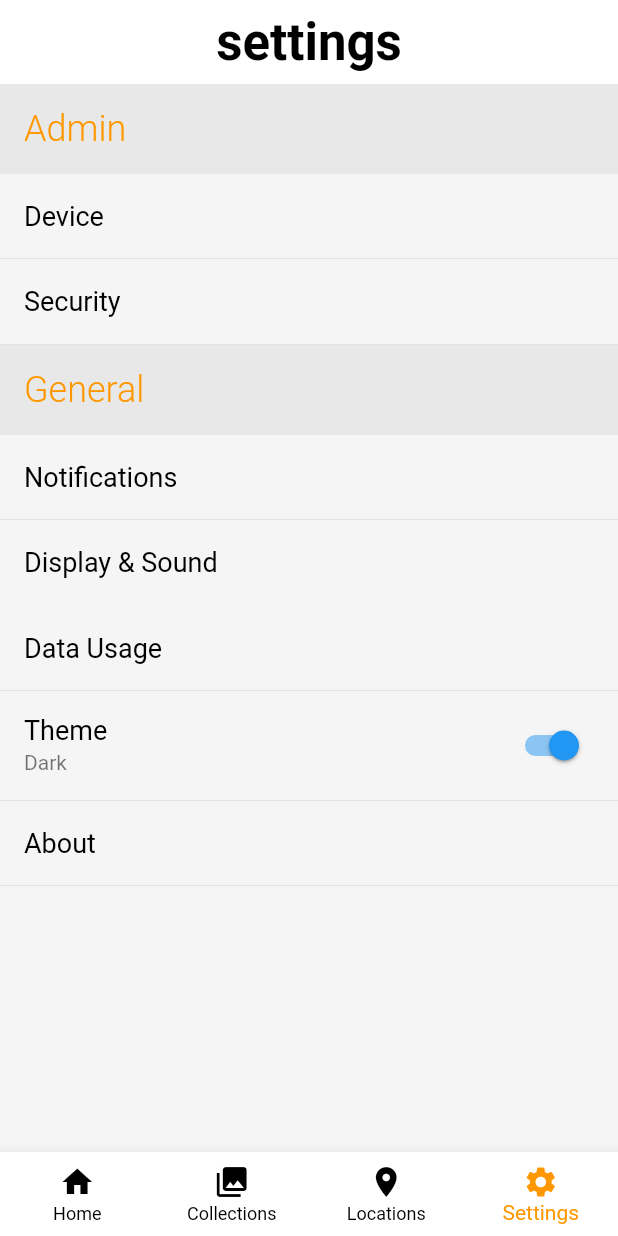
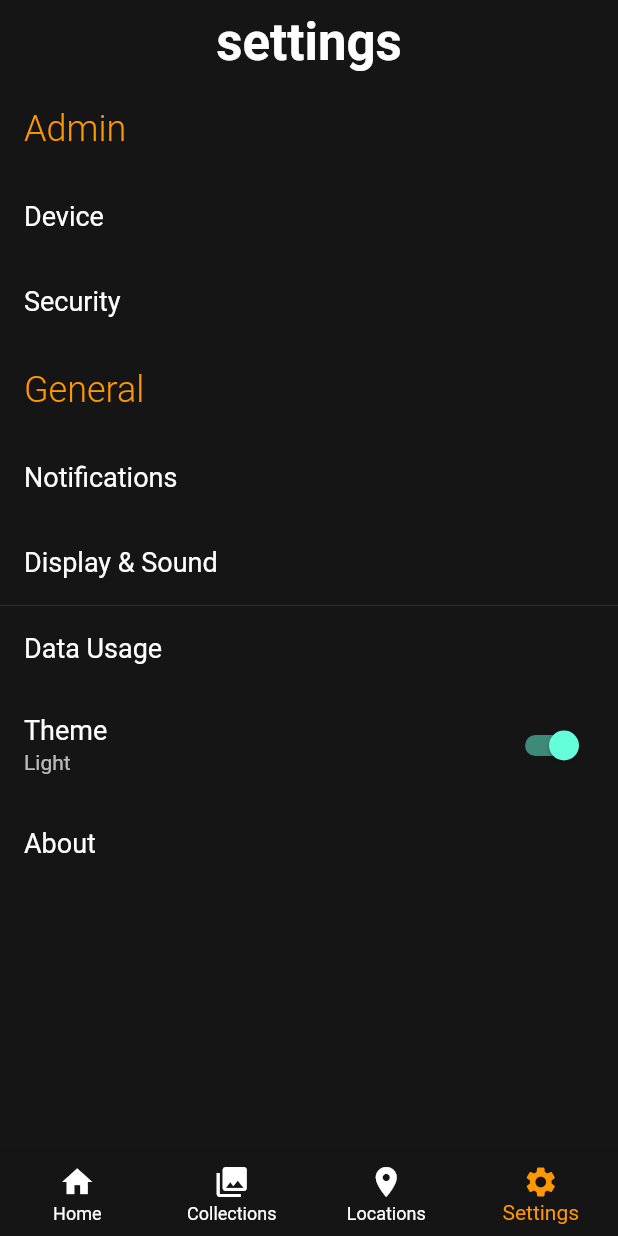
Before and after one commit to cgoodridge/animal-database-flutter, a Flutter app: the screen it shows once a user with an empty profile is signed in, item 4 of the bottom bar chosen, after a tap on "Theme", on a phone screen of 412 x 824 dp. Run offline on Flutter 3.47's test engine with Material 2 defaults, Android fonts, the phone set to English and light mode, and no system bars; our stand-ins replace auto_size_text, carousel_slider, cloud_firestore, firebase_auth, firebase_core, firebase_storage and 6 more; missing offline and left inert: clippy_flutter, custom_info_window, multiple_stream_builder; accounts and stored records are empty; network calls fail; Roboto replaces fonts that are missing (Sarpanch).

Commit message:
-Added dark mode

```diff
--- a/lib/main.dart
+++ b/lib/main.dart
@@ -9,6 +9,8 @@ import 'package:sanctuary/models/user_model.dart';
 import 'package:sanctuary/services/auth.dart';
 import 'package:sanctuary/services/database.dart';
 import 'package:sanctuary/services/wrapper.dart';
+import 'package:sanctuary/utils/dark_theme_styles.dart';
+import 'package:sanctuary/utils/dart_theme_provider.dart';
 import 'package:sanctuary/views/animal_details.dart';
 import 'package:sanctuary/views/animallist_screen.dart';
 import 'package:sanctuary/views/collections_screen.dart';
@@ -24,9 +26,11 @@ import 'package:firebase_storage/firebase_storage.dart';
 import 'package:intl/intl.dart';
 import 'package:flutter_dotenv/flutter_dotenv.dart';
 import 'package:flutter/services.dart';
+import 'package:shared_preferences/shared_preferences.dart';
 
 void main() async {
   WidgetsFlutterBinding.ensureInitialized();
+
 
   await dotenv.load(fileName: ".env");
 
@@ -49,12 +53,29 @@ void main() async {
   if (defaultTargetPlatform == TargetPlatform.android) {
     AndroidGoogleMapsFlutter.useAndroidViewSurface = true;
   }
-
+  SharedPreferences.setMockInitialValues({});
   runApp(MyApp());
 }
 
-class MyApp extends StatelessWidget {
+class MyApp extends StatefulWidget {
+  @override
+  State<MyApp> createState() => _MyAppState();
+}
+
+class _MyAppState extends State<MyApp> {
   // This widget is the root of your application.
+  DarkThemeProvider themeChangeProvider = new DarkThemeProvider();
+
+  void initState() {
+    super.initState();
+    getCurrentAppTheme();
+  }
+
+  void getCurrentAppTheme() async {
+    themeChangeProvider.darkTheme =
+    await themeChangeProvider.darkThemePreference.getTheme();
+  }
+
   @override
   Widget build(BuildContext context) {
     SystemChrome.setSystemUIOverlayStyle(SystemUiOverlayStyle(
@@ -63,15 +84,20 @@ class MyApp extends StatelessWidget {
       systemNavigationBarDividerColor: null,
       statusBarIconBrightness: Brightness.light,
     ));
+    return ChangeNotifierProvider(
+      create: (_) {
+        return themeChangeProvider;
+      },
+      child: Consumer<DarkThemeProvider>(
+        builder: (BuildContext context, value, Widget child) {
           return StreamProvider<CustomUser>.value(
             value: AuthService().user,
             initialData: null,
             child: MaterialApp(
                 debugShowCheckedModeBanner: false,
                 title: 'Project Sanctuary',
-          theme: ThemeData(
-            primarySwatch: Colors.blue,
-          ),
+                theme: Styles.themeData(themeChangeProvider.darkTheme, context),
+                // theme: Styles.themeData(themeChangeProvider.darkTheme, context),
                 initialRoute: '/',
                 routes: {
                   '/': (context) => Wrapper(),
@@ -82,6 +108,10 @@ class MyApp extends StatelessWidget {
                   AnimalDetails.id: (context) => AnimalDetails(),
                 }
               //home: MyHomePage(title: 'Flutter Demo Home Page'),
+            ),
+          );
+        }
+
       ),
     );
   }
@@ -110,6 +140,7 @@ class _MyHomePageState extends State<MyHomePage> {
     });
   }
 
+
   void initState() {
     super.initState();
   }
@@ -117,6 +148,7 @@ class _MyHomePageState extends State<MyHomePage> {
   @override
   Widget build(BuildContext context) {
     final user = Provider.of<CustomUser>(context);
+    final themeChange = Provider.of<DarkThemeProvider>(context);
 
     SystemChrome.setEnabledSystemUIMode(SystemUiMode.manual, overlays: [
       SystemUiOverlay.bottom, //This line is used for showing the bottom bar
@@ -163,10 +195,10 @@ class _MyHomePageState extends State<MyHomePage> {
                     : null,
                 //floatingActionButtonLocation: FloatingActionButtonLocation.centerDocked,
                 bottomNavigationBar: BottomNavigationBar(
-                  backgroundColor: Color(0xfff1f1f1),
-                  unselectedItemColor: Colors.black,
+                  // backgroundColor: Color(0xfff1f1f1),
+                  unselectedItemColor: themeChange.darkTheme ? Colors.white : Colors.black,
                   type: BottomNavigationBarType.fixed,
-                  items: const <BottomNavigationBarItem>[
+                  items: <BottomNavigationBarItem>[
                     BottomNavigationBarItem(
                       icon: Icon(Icons.home),
                       label: 'Home',
@@ -195,8 +227,8 @@ class _MyHomePageState extends State<MyHomePage> {
                 body: _navBarLocations[_selectedIndex],
                 //floatingActionButtonLocation: FloatingActionButtonLocation.centerDocked,
                 bottomNavigationBar: BottomNavigationBar(
-                  backgroundColor: Color(0xffffffff),
-                  unselectedItemColor: Colors.black,
+                  // backgroundColor: Color(0xffffffff),
+                  unselectedItemColor: themeChange.darkTheme ? Colors.white : Colors.black,
                   type: BottomNavigationBarType.fixed,
                   items: const <BottomNavigationBarItem>[
                     BottomNavigationBarItem(
--- /dev/null
+++ b/lib/utils/dark_theme_preference.dart
@@ -0,0 +1,15 @@
+import 'package:shared_preferences/shared_preferences.dart';
+
+class DarkThemePreference {
+  static const THEME_STATUS = "THEMESTATUS";
+
+  setDarkTheme(bool value) async {
+    SharedPreferences prefs = await SharedPreferences.getInstance();
+    prefs.setBool(THEME_STATUS, value);
+  }
+
+  Future<bool> getTheme() async {
+    SharedPreferences prefs = await SharedPreferences.getInstance();
+    return prefs.getBool(THEME_STATUS) ?? false;
+  }
+}
--- /dev/null
+++ b/lib/utils/dark_theme_styles.dart
@@ -0,0 +1,38 @@
+import 'dart:ui';
+
+import 'package:flutter/material.dart';
+
+class Styles {
+
+  static ThemeData themeData(bool isDarkTheme, BuildContext context) {
+    return ThemeData(
+      primarySwatch: Colors.orange,
+      primaryColor: isDarkTheme ? const Color(0xFF151515) : Colors.white,
+
+      scaffoldBackgroundColor: isDarkTheme ? const Color(0xFF151515) : Color(0xffececec),
+      iconTheme: IconThemeData(color: isDarkTheme ? Color(0xffececec) : Color(0xFF151515)),
+      primaryIconTheme: IconThemeData(color: isDarkTheme ? Color(0xffececec) : Color(0xFF151515)),
+      // primaryIconTheme: colo,
+      indicatorColor: isDarkTheme ? Color(0xff0E1D36) : Color(0xffCBDCF8),
+
+      hintColor: isDarkTheme ? Color(0xffececec) : Color(0xFF151515),
+
+      highlightColor: isDarkTheme ? Color(0xff372901) : Color(0xffFCE192),
+      hoverColor: isDarkTheme ? Color(0xff3A3A3B) : Color(0xffe0e0e0),
+
+      focusColor: isDarkTheme ? Color(0xff0B2512) : Color(0xffA8DAB5),
+      disabledColor: Colors.grey,
+      cardColor: isDarkTheme ? Color(0xFF151515) : Colors.white,
+      canvasColor: isDarkTheme ? Color(0xFF151515) : Colors.grey[50],
+      brightness: isDarkTheme ? Brightness.dark : Brightness.light,
+
+      buttonTheme: Theme.of(context).buttonTheme.copyWith(
+          colorScheme: isDarkTheme ? ColorScheme.dark() : ColorScheme.light()),
+      appBarTheme: AppBarTheme(
+        elevation: 0.0,
+      ),
+      textSelectionTheme: TextSelectionThemeData(selectionColor: isDarkTheme ? Colors.white : Colors.black),
+    );
+
+  }
+}
--- /dev/null
+++ b/lib/utils/dart_theme_provider.dart
@@ -0,0 +1,16 @@
+
+import 'package:flutter/cupertino.dart';
+import 'package:sanctuary/utils/dark_theme_preference.dart';
+
+class DarkThemeProvider with ChangeNotifier {
+  DarkThemePreference darkThemePreference = DarkThemePreference();
+  bool _darkTheme = false;
+
+  bool get darkTheme => _darkTheme;
+
+  set darkTheme(bool value) {
+    _darkTheme = value;
+    darkThemePreference.setDarkTheme(value);
+    notifyListeners();
+  }
+}
--- a/lib/views/animal_details.dart
+++ b/lib/views/animal_details.dart
@@ -17,16 +17,12 @@ class AnimalDetails extends StatelessWidget {
   @override
   Widget build(BuildContext context) {
     return Scaffold(
-        backgroundColor: Color(0xffeaeaea),
         appBar: AppBar(
-          iconTheme: IconThemeData(
-            color: Colors.white, //change your color here
-          ),
-          backgroundColor: Colors.black,
+
           title: Text(
             animal.commonName,
             style: GoogleFonts.bungeeHairline(
-                color: Colors.white, fontSize: 22, fontWeight: FontWeight.bold),
+                fontSize: 22, fontWeight: FontWeight.bold),
           ),
           centerTitle: true,
         ),
@@ -82,7 +78,6 @@ class AnimalDetails extends StatelessWidget {
           child: DefaultTabController(
               length: 4,
               child: Scaffold(
-                backgroundColor: Color(0xffffffff),
                 appBar: PreferredSize(
                   preferredSize: Size.fromHeight(kToolbarHeight),
                   child: Container(
@@ -97,26 +92,22 @@ class AnimalDetails extends StatelessWidget {
                               Padding(
                                 padding: const EdgeInsets.only(
                                     bottom: 15.0, top: 15.0),
-                                child: Text("Description",
-                                    style: TextStyle(color: Colors.black)),
+                                child: Text("Description"),
                               ),
                               Padding(
                                 padding: const EdgeInsets.only(
                                     bottom: 15.0, top: 15.0),
-                                child: Text("Classification",
-                                    style: TextStyle(color: Colors.black)),
+                                child: Text("Classification"),
                               ),
                               Padding(
                                 padding: const EdgeInsets.only(
                                     bottom: 15.0, top: 15.0),
-                                child: Text("Habitat",
-                                    style: TextStyle(color: Colors.black)),
+                                child: Text("Habitat"),
                               ),
                               Padding(
                                 padding: const EdgeInsets.only(
                                     bottom: 15.0, top: 15.0),
-                                child: Text("Details",
-                                    style: TextStyle(color: Colors.black)),
+                                child: Text("Details"),
                               ),
                             ],
                           ),
@@ -133,7 +124,7 @@ class AnimalDetails extends StatelessWidget {
                               horizontal: 32.0, vertical: 20.0),
                           child: Text(
                             animal.description,
-                            style: TextStyle(height: 2, color: Colors.black),
+                            style: TextStyle(height: 2),
                           )),
                     ]),
                   ),
--- a/lib/views/animallist_screen.dart
+++ b/lib/views/animallist_screen.dart
@@ -95,7 +95,6 @@ class _AnimalListScreenState extends State<AnimalListScreen> {
   @override
   Widget build(BuildContext context) {
     return Scaffold(
-        backgroundColor: Color(0xffffffff),
         body: SafeArea(child: _buildViewSmall(context)));
   }
 
@@ -126,7 +125,6 @@ class _AnimalListScreenState extends State<AnimalListScreen> {
                   child: Text(
                     "Sanctuary",
                     style: GoogleFonts.bungeeHairline(
-                        color: Colors.black,
                         fontSize: 24,
                         fontWeight: FontWeight.bold),
                   ),
@@ -134,7 +132,6 @@ class _AnimalListScreenState extends State<AnimalListScreen> {
                 Align(
                   alignment: Alignment.centerRight,
                   child: IconButton(
-                    color: Colors.black,
                     icon: Icon(Icons.account_circle),
                     iconSize: 38,
                     onPressed: () {
@@ -160,14 +157,15 @@ class _AnimalListScreenState extends State<AnimalListScreen> {
                     flex: 8,
                     child: TextField(
                       controller: searchController,
-                      style: TextStyle(color: Colors.black),
+                      // style: TextStyle(color: Colors.black),
                       decoration: InputDecoration(
                           prefixIcon: Icon(
                             Icons.search,
-                            color: Colors.black,
+                            // color: Colors.black,
                           ),
                           hintText: "Search Sanctuary",
-                          hintStyle: TextStyle(color: Colors.black)),
+                          // hintStyle: TextStyle(color: Colors.black)
+                      ),
                     ),
                   ),
                   Expanded(
@@ -175,7 +173,7 @@ class _AnimalListScreenState extends State<AnimalListScreen> {
                     child: PopupMenuButton<sortOption>(
                       icon: Icon(
                         Icons.sort,
-                        color: Colors.black,
+                        // color: Colors.black,
                         size: 34,
                       ),
                       onSelected: (sortOption result) {
--- a/lib/views/collections_screen.dart
+++ b/lib/views/collections_screen.dart
@@ -22,9 +22,6 @@ class _CollectionsScreenState extends State<CollectionsScreen> {
   Widget build(BuildContext context) {
 
     return Scaffold(
-
-        backgroundColor: Color(0xfff5f5f5),
-        //body:(_width > 500)? _buildViewLarge(context) : _buildViewSmall(context)
         body:_buildViewSmall(context)
 
     );
@@ -45,10 +42,10 @@ class _CollectionsScreenState extends State<CollectionsScreen> {
                       alignment: Alignment.centerLeft,
                       child: Image.asset('assets/images/logo.png', width: 40,),
                     ),
-                    Text("collections", style: GoogleFonts.bungeeHairline(color: Colors.black, fontSize: 24, fontWeight: FontWeight.bold),),
+                    Text("collections", style: GoogleFonts.bungeeHairline(fontSize: 24, fontWeight: FontWeight.bold),),
                     Align(
                       alignment: Alignment.centerRight,
-                      child: Icon(Icons.search, color: Colors.black),
+                      child: Icon(Icons.search,),
                       /*
                         child: FlatButton.icon(
                           icon: Icon(Icons.search, color: Colors.white,),
@@ -72,7 +69,7 @@ class _CollectionsScreenState extends State<CollectionsScreen> {
   Widget _buildViewLarge(BuildContext context)
   {
     return Scaffold(
-        backgroundColor: Colors.black,
+        // backgroundColor: Colors.black,
         body: Column(
           children: [
             Text("TEST", style: TextStyle(color: Colors.white, fontSize: 26),),
--- a/lib/views/locations_screen.dart
+++ b/lib/views/locations_screen.dart
@@ -98,7 +98,7 @@ class _LocationsScreenState extends State<LocationsScreen> {
             return DefaultTabController(
               length: 2,
               child: Scaffold(
-                backgroundColor: Color(0xffffffff),
+                // backgroundColor: Color(0xffffffff),
                 body: Container(
                   margin:
                       EdgeInsets.symmetric(horizontal: 24.0, vertical: 10.0),
@@ -121,27 +121,26 @@ class _LocationsScreenState extends State<LocationsScreen> {
                                 ? Text(
                                     "Location",
                                     style: GoogleFonts.bungeeHairline(
-                                        color: Colors.black,
+                                        // color: Colors.black,
                                         fontSize: 28,
                                         fontWeight: FontWeight.bold),
                                   )
                                 : TextField(
                                     controller: searchController,
-                                    style: TextStyle(color: Colors.black),
+                                    // style: TextStyle(color: Colors.black),
                                     decoration: InputDecoration(
                                         prefixIcon: Icon(
                                           Icons.search,
-                                          color: Colors.black,
+                                          // color: Colors.black,
                                         ),
                                         hintText: "Search Sanctuary",
-                                        hintStyle:
-                                            TextStyle(color: Colors.black)),
+                                        hintStyle: TextStyle(color: Colors.black)),
                                   ),
                           ),
                           Align(
                             alignment: Alignment.centerRight,
                             child: IconButton(
-                              color: Colors.black,
+                              // color: Colors.black,
                               icon: !isSearching
                                   ? Icon(Icons.search)
                                   : Icon(Icons.cancel),
@@ -159,12 +158,12 @@ class _LocationsScreenState extends State<LocationsScreen> {
                         Tab(
                             icon: Icon(
                           Icons.location_on_rounded,
-                          color: Colors.black,
+                          // color: Colors.black,
                         )),
                         Tab(
                             icon: Icon(
                           Icons.map,
-                          color: Colors.black,
+                          // color: Colors.black,
                         )),
                       ]),
                       Expanded(
@@ -182,8 +181,7 @@ class _LocationsScreenState extends State<LocationsScreen> {
                                       height: 800,
                                       child: GoogleMap(
                                         onTap: (position) {
-                                          _customInfoWindowController
-                                              .hideInfoWindow();
+                                          _customInfoWindowController.hideInfoWindow();
                                         },
                                         mapType: MapType.hybrid,
                                         compassEnabled: true,
@@ -313,7 +311,7 @@ class _LocationsScreenState extends State<LocationsScreen> {
 
   Set<Marker> getMarkers(DocumentSnapshot location) {
     //markers to place on map
-    print(location);
+    // print(location);
     // final animalData = Animal.fromSnapshot(animal);
     // final locationData = Location.fromSnapshot(location.first);
 
--- a/lib/views/login_screen.dart
+++ b/lib/views/login_screen.dart
@@ -24,7 +24,7 @@ class _LoginScreenState extends State<LoginScreen> {
     double _width = MediaQuery.of(context).size.width;
 
     return Scaffold(
-      backgroundColor: Color(0xffffffff),
+      // backgroundColor: Color(0xffffffff),
       body: Container(
         padding: EdgeInsets.symmetric(vertical: 30.0, horizontal: 20.0),
         child: Column(
@@ -34,7 +34,7 @@ class _LoginScreenState extends State<LoginScreen> {
               "Project Sanctuary",
               style: GoogleFonts.orbitron(
                   fontWeight: FontWeight.normal,
-                  color: Colors.black,
+                  // color: Colors.black,
                   fontSize: 30),
             ),
             SizedBox(height: 40.0),
--- a/lib/views/registration_screen.dart
+++ b/lib/views/registration_screen.dart
@@ -32,7 +32,7 @@ class _RegistrationScreenState extends State<RegistrationScreen> {
   @override
   Widget build(BuildContext context) {
     return Scaffold(
-      backgroundColor: Color(0xffffffff),
+      // backgroundColor: Color(0xffffffff),
       // resizeToAvoidBottomInset: false,
       body: Container(
         padding: EdgeInsets.symmetric(vertical: 20.0, horizontal: 20.0),
--- a/lib/views/settings_screen.dart
+++ b/lib/views/settings_screen.dart
@@ -1,6 +1,8 @@
 import 'package:flutter/material.dart';
 import 'package:google_fonts/google_fonts.dart';
 import 'package:sanctuary/services/auth.dart';
+import 'package:sanctuary/utils/dart_theme_provider.dart';
+import 'package:provider/provider.dart';
 
 /// TODO: Add confirmation dialog for logout button
 class SettingsScreen extends StatefulWidget {
@@ -13,18 +15,20 @@ class _SettingsScreenState extends State<SettingsScreen> {
   bool themeVal = false;
   @override
   Widget build(BuildContext context) {
+
+    final themeChange = Provider.of<DarkThemeProvider>(context);
+
     return Scaffold(
-      backgroundColor: Color(0xfff5f5f5),
+      // backgroundColor: Color(0xfff5f5f5),
       appBar: AppBar(
         iconTheme: IconThemeData(
-            color: Colors.black, //change your color here
             size: 32),
-        backgroundColor: Colors.white,
+        // backgroundColor: Colors.white,
         elevation: 0.0,
         title: Text(
           "settings",
           style: GoogleFonts.bungeeHairline(
-              color: Colors.black, fontSize: 34, fontWeight: FontWeight.bold),
+              fontSize: 34, fontWeight: FontWeight.bold),
         ),
         centerTitle: true,
       ),
@@ -36,7 +40,6 @@ class _SettingsScreenState extends State<SettingsScreen> {
                 Container(
                   padding: EdgeInsets.only(left: 16, top: 16, bottom: 16),
                   decoration: BoxDecoration(
-                    color: Color(0xffe8e8e8),
                   ),
                   child: Align(
                     alignment: Alignment.centerLeft,
@@ -51,7 +54,7 @@ class _SettingsScreenState extends State<SettingsScreen> {
                 ),
                 ListTile(
                   title: Text('Device',
-                      style: TextStyle(fontSize: 18, color: Colors.black)),
+                      style: TextStyle(fontSize: 18)),
                 ),
                 Divider(
                   height: 1,
@@ -60,7 +63,7 @@ class _SettingsScreenState extends State<SettingsScreen> {
                 ),
                 ListTile(
                   title: Text('Security',
-                      style: TextStyle(fontSize: 18, color: Colors.black)),
+                      style: TextStyle(fontSize: 18)),
                 ),
                 Divider(
                   height: 1,
@@ -69,9 +72,6 @@ class _SettingsScreenState extends State<SettingsScreen> {
                 ),
                 Container(
                   padding: EdgeInsets.only(left: 16, top: 16, bottom: 16),
-                  decoration: BoxDecoration(
-                    color: Color(0xffe8e8e8),
-                  ),
                   child: Align(
                     alignment: Alignment.centerLeft,
                     child: Text(
@@ -85,7 +85,7 @@ class _SettingsScreenState extends State<SettingsScreen> {
                 ),
                 ListTile(
                   title: Text('Notifications',
-                      style: TextStyle(fontSize: 18, color: Colors.black)),
+                      style: TextStyle(fontSize: 18)),
                 ),
                 Divider(
                   height: 1,
@@ -94,7 +94,7 @@ class _SettingsScreenState extends State<SettingsScreen> {
                 ),
                 ListTile(
                   title: Text('Display & Sound',
-                      style: TextStyle(fontSize: 18, color: Colors.black)),
+                      style: TextStyle(fontSize: 18)),
                 ),
                 Divider(
                   height: 1,
@@ -103,7 +103,7 @@ class _SettingsScreenState extends State<SettingsScreen> {
                 ),
                 ListTile(
                   title: Text('Data Usage',
-                      style: TextStyle(fontSize: 18, color: Colors.black)),
+                      style: TextStyle(fontSize: 18)),
                 ),
                 Divider(
                   height: 1,
@@ -111,14 +111,14 @@ class _SettingsScreenState extends State<SettingsScreen> {
                   thickness: 0.1,
                 ),
                 SwitchListTile(
-                  value: themeVal,
+                  value: themeChange.darkTheme,
                   onChanged: (bool val) {
                     setState(() {
-                      themeVal = val;
+                      themeChange.darkTheme = val;
                     });
                   },
                   title: Text('Theme',
-                      style: TextStyle(fontSize: 18, color: Colors.black)),
+                      style: TextStyle(fontSize: 18)),
                   subtitle: Text(!themeVal ? 'Light': 'Dark'),
                 ),
                 Divider(
@@ -128,7 +128,7 @@ class _SettingsScreenState extends State<SettingsScreen> {
                 ),
                 ListTile(
                   title: Text('About',
-                      style: TextStyle(fontSize: 18, color: Colors.black)),
+                      style: TextStyle(fontSize: 18)),
                 ),
                 Divider(
                   height: 1,
--- a/pubspec.yaml
+++ b/pubspec.yaml
@@ -51,6 +51,7 @@ dependencies:
   intl: ^0.17.0
   custom_info_window: ^1.0.1
   clippy_flutter: ^1.1.1
+  shared_preferences: ^2.0.13
   #model_viewer: 0.8.1
   #webview_flutter: 1.0.7
 
```
Also changed, not shown: pubspec.lock. Lines whose indentation alone changed are shown as unchanged.
